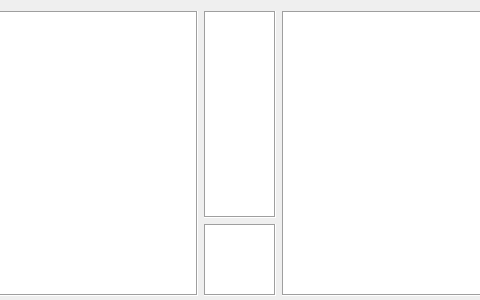
The window that lib/apps/ui/arLoad.ui (alexanderrichtertd/plex) describes before a commit, drawn with Qt 5; both pictures show x 369 to 849 and y 0 to 300 of the 962 by 300 pixel window.
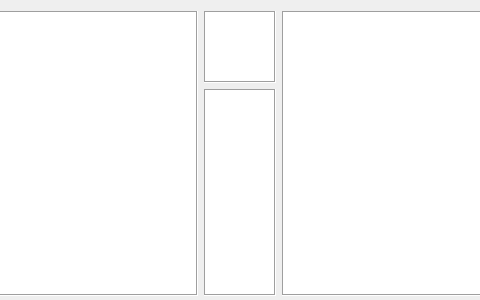
The same window after the commit.

Diff of the .ui file:
```diff
--- a/lib/apps/ui/arLoad.ui
+++ b/lib/apps/ui/arLoad.ui
@@ -94,7 +94,7 @@
     </widget>
    </item>
    <item>
-    <layout class="QVBoxLayout" name="verticalLayout_2" stretch="3,1">
+    <layout class="QVBoxLayout" name="verticalLayout_2" stretch="1,10">
      <item>
       <widget class="QListWidget" name="lstTask">
        <property name="styleSheet">
@@ -110,6 +110,12 @@
      </item>
      <item>
       <widget class="QListWidget" name="lstStatus">
+       <property name="maximumSize">
+        <size>
+         <width>16777215</width>
+         <height>16777215</height>
+        </size>
+       </property>
        <property name="styleSheet">
         <string notr="true">color: rgb(230, 230, 230);</string>
        </property>
```
